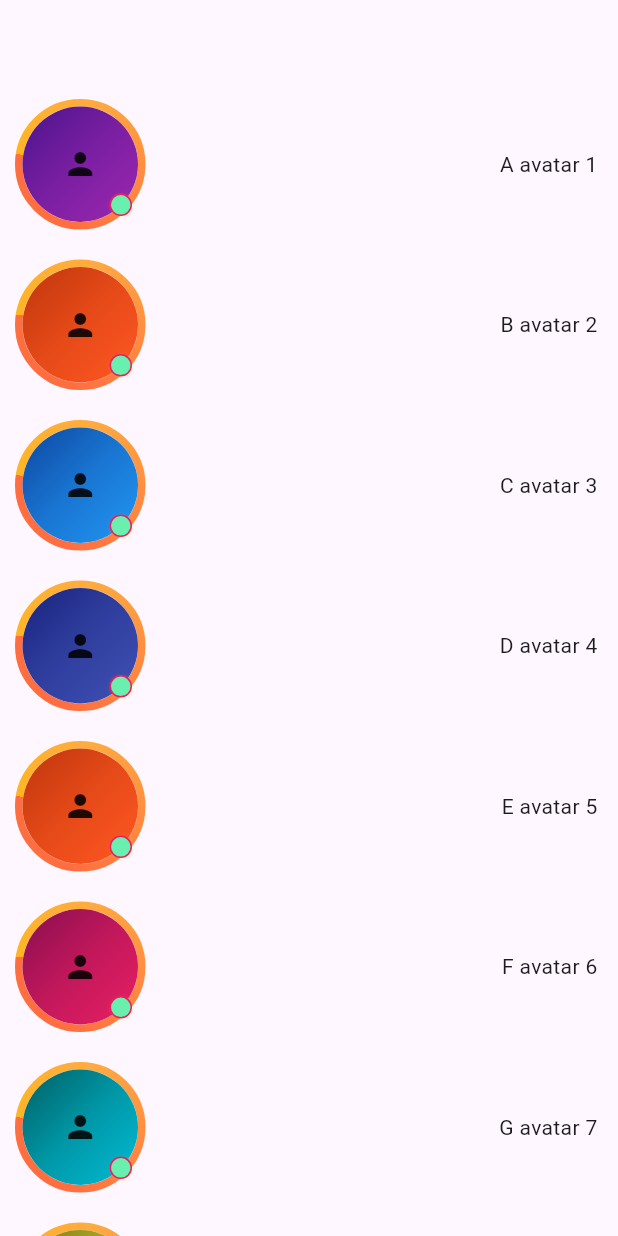
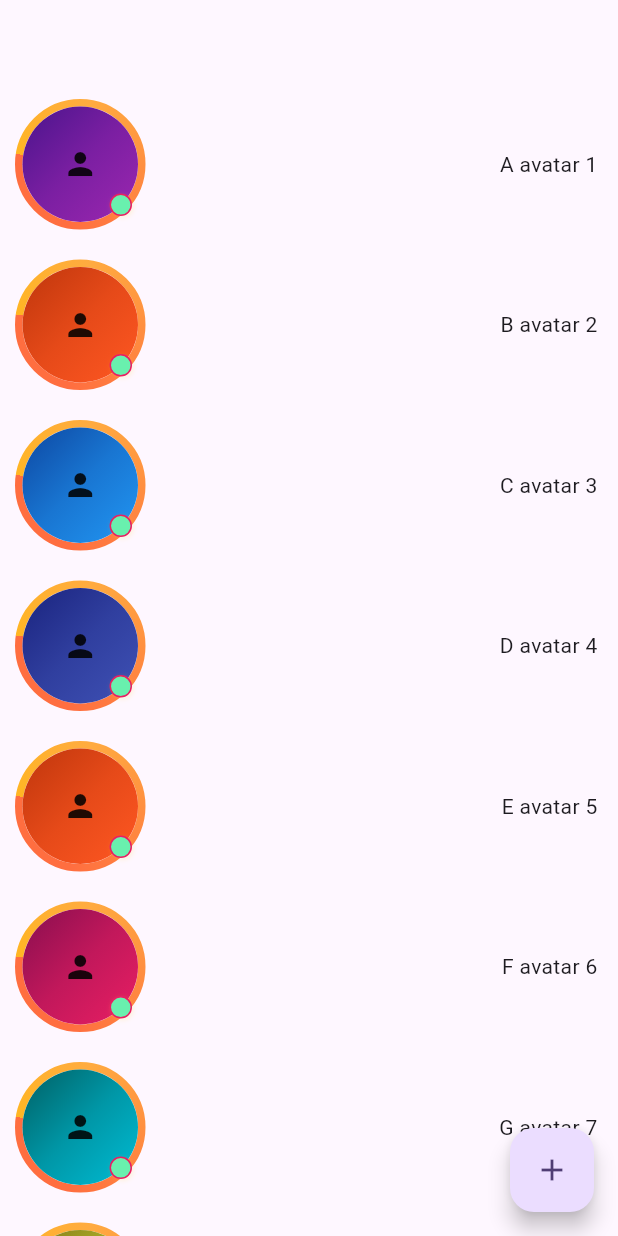
Before and after one commit to SwanFlutter/avatar_better_pro, a Flutter app: the screen it shows after launch, on a phone screen of 412 x 824 dp. Run offline on Flutter 3.47's test engine with Material 3 defaults, Android fonts, the phone set to English and light mode, and no system bars; our stand-ins replace image_picker.

Commit message:
fix bug avatar

```diff
--- a/example/lib/avatar_example.dart
+++ b/example/lib/avatar_example.dart
@@ -1,6 +1,7 @@
 import 'dart:io';
 
 import 'package:avatar_better_pro/avatar_better_pro.dart';
+import 'package:avatar_example/avatar_test.dart';
 import 'package:flutter/material.dart';
 
 class AvatarExample extends StatefulWidget {
@@ -154,6 +155,16 @@ class _AvatarExampleState extends State<AvatarExample> {
           ),
         ),
       ),
+      floatingActionButton: FloatingActionButton(
+        onPressed: () {
+          Navigator.push(
+              context,
+              MaterialPageRoute(
+                builder: (context) => const AvatarTest(),
+              ));
+        },
+        child: const Icon(Icons.add),
+      ),
     );
   }
 }
--- a/lib/avatar_better_pro.dart
+++ b/lib/avatar_better_pro.dart
@@ -299,8 +299,7 @@ class _AvatarState extends State<Avatar> {
               ? _buildBorderedAvatar(imagePicker)
               : _buildSimpleAvatar(imagePicker),
         ),
-        if (widget.showStatusSettings &&
-            widget.statusSettings != null) // بررسی پراپرتی جدید
+        if (widget.showStatusSettings && widget.statusSettings != null)
           _buildEdgeStatusIndicator(avatarSize),
       ],
     );
@@ -312,7 +311,6 @@ class _AvatarState extends State<Avatar> {
     final avatarRadius = avatarSize / 2;
     final indicatorRadius = settings.size / 2;
 
-    // زاویه موقعیت‌یابی دایره وضعیت
     double angle;
     switch (settings.alignment) {
       case StatusIndicatorAlignment.topRight:
@@ -329,7 +327,6 @@ class _AvatarState extends State<Avatar> {
         break;
     }
 
-    // محاسبه مختصات با تنظیم برای کمی داخل‌تر رفتن دایره وضعیت
     final x =
         avatarRadius + (avatarRadius + indicatorRadius * 0.30) * cos(angle);
     final y =
@@ -462,11 +459,13 @@ class _AvatarState extends State<Avatar> {
         widget.image == null &&
         widget.listImageNetwork == null &&
         widget.text != null) {
-      return widget.child ??
-          Text(
-            AvatarCircleExtensions.initials(widget.text!),
-            style: widget.style,
-          );
+      return Center(
+        child: widget.child ??
+            Text(
+              AvatarCircleExtensions.initials(widget.text!),
+              style: widget.style,
+            ),
+      );
     }
     return const Text('');
   }
--- a/lib/src/tools/status_indicator_settings.dart
+++ b/lib/src/tools/status_indicator_settings.dart
@@ -1,10 +1,9 @@
 import 'package:flutter/material.dart';
 
-// انواع استایل نشانگر وضعیت
 enum StatusIndicatorStyle {
-  dot, // دایره ساده
-  ring, // حلقه
-  semicircle, // نیم دایره
+  dot,
+  ring,
+  semicircle,
 }
 
 enum StatusIndicatorAlignment {
--- a/pubspec.yaml
+++ b/pubspec.yaml
@@ -1,7 +1,7 @@
 name: avatar_better_pro
 description: "This is a complete avatar package that you can use for your profile and avatar."
-version: 0.0.7
-homepage: https://github.com/SwanFlutter/avatar_better_pro.git
+version: 0.0.8
+homepage: "https://github.com/SwanFlutter/avatar_better_pro.git"
 
 platforms:
   android:
```
Also changed, not shown: example/lib/avatar_test.dart (added, +25 -0 lines), example/pubspec.lock, 5 other files.
